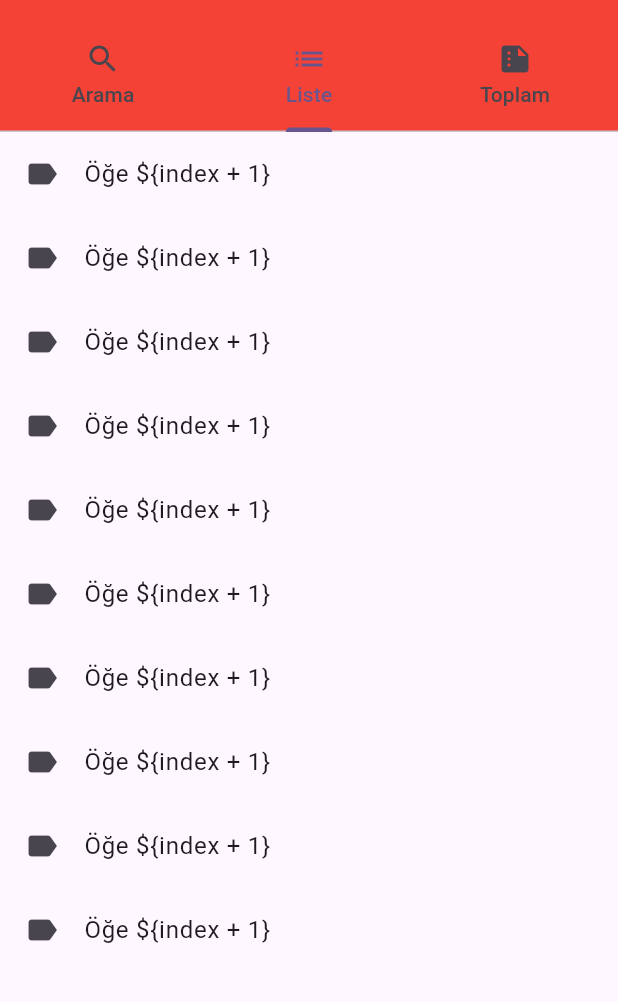
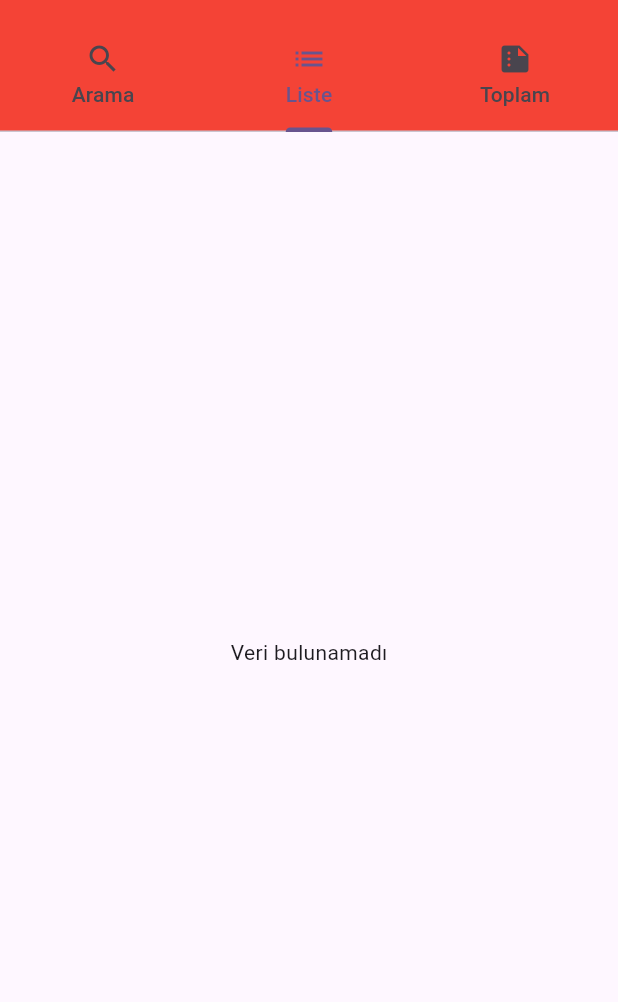
Before and after one commit to alicanyucel/FlutterFireBaseCrud, a Flutter app: the DashboardScreen screen opened directly, tab 2 chosen, on a phone screen of 412 x 824 dp, the part 63-1065 px from its top. Run offline on Flutter 3.47's test engine with Material 3 defaults, Android fonts, the phone set to English and light mode, and no system bars; our stand-ins replace fluttertoast, sqflite; accounts and stored records are empty.

Commit message:
ekleme ve listeleme başarılı
ekleme ve listeleme başarılı

```diff
--- a/FireBaseCrud/lib/pages/dashboard.dart
+++ b/FireBaseCrud/lib/pages/dashboard.dart
@@ -1,5 +1,7 @@
 import 'package:flutter/material.dart';
-
+import 'package:sqflite/sqflite.dart';
+import 'package:firebasecrud/services/database.dart';
+import 'package:path/path.dart';
 void main() {
   runApp(MyApp());
 }
@@ -68,7 +70,7 @@ class SearchTab extends StatelessWidget {
           TextField(
             decoration: InputDecoration(
               labelText: "Ara",
-              border: OutlineInputBorder(),
+              border:  UnderlineInputBorder(),
               prefixIcon: Icon(Icons.search),
             ),
           ),
@@ -79,21 +81,45 @@ class SearchTab extends StatelessWidget {
 }
 
 class ListTab extends StatelessWidget {
-  final List<String> items = List.generate(10, (index) => "Öğe \${index + 1}");
+  Future<List<EmployeeModel>> getEmployees() async {
+    final dbHelper = DatabaseHelper(); // DatabaseHelper sınıfının bir örneğini oluşturuyoruz
+    final db = await dbHelper.database;
+    final List<Map<String, dynamic>> maps = await db.query('employees');
+    return List.generate(maps.length, (i) {
+      return EmployeeModel.fromMap(maps[i]);
+    });
+  }
 
   @override
   Widget build(BuildContext context) {
-    return ListView.builder(
-      itemCount: items.length,
-      itemBuilder: (context, index) {
-        return ListTile(
-          leading: Icon(Icons.label),
-          title: Text(items[index]),
-        );
+    return FutureBuilder<List<EmployeeModel>>(
+      future: getEmployees(),
+      builder: (context, snapshot) {
+        if (snapshot.connectionState == ConnectionState.waiting) {
+          return Center(child: CircularProgressIndicator());
+        } else if (snapshot.hasError) {
+          return Center(child: Text("Bir hata oluştu: ${snapshot.error}"));
+        } else if (!snapshot.hasData || snapshot.data!.isEmpty) {
+          return Center(child: Text("Veri bulunamadı"));
+        } else {
+          final employees = snapshot.data!;
+          return ListView.builder(
+            itemCount: employees.length,
+            itemBuilder: (context, index) {
+              final employee = employees[index];
+              return ListTile(
+                leading: Icon(Icons.person),
+                title: Text('${employee.firstName} ${employee.lastName}'),
+                subtitle: Text(employee.address),
+              );
+            },
+          );
+        }
       },
     );
   }
 }
+
 
 class SummaryTab extends StatelessWidget {
   @override
```
